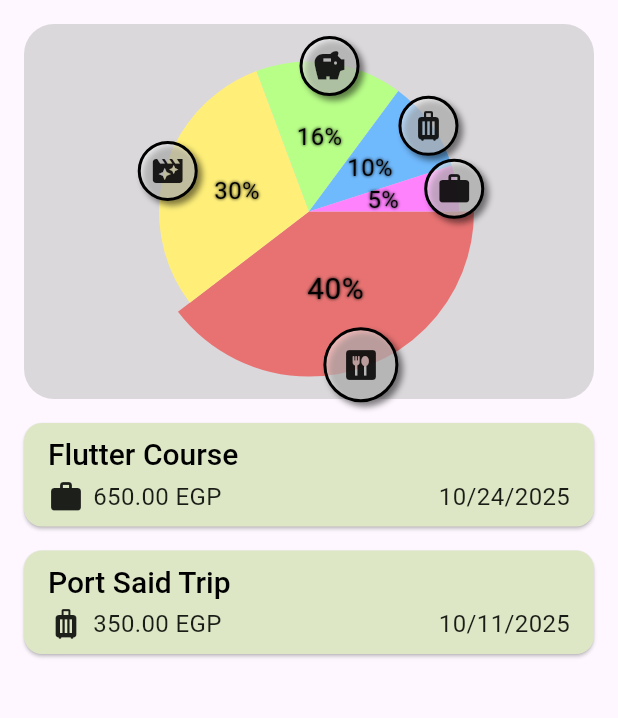
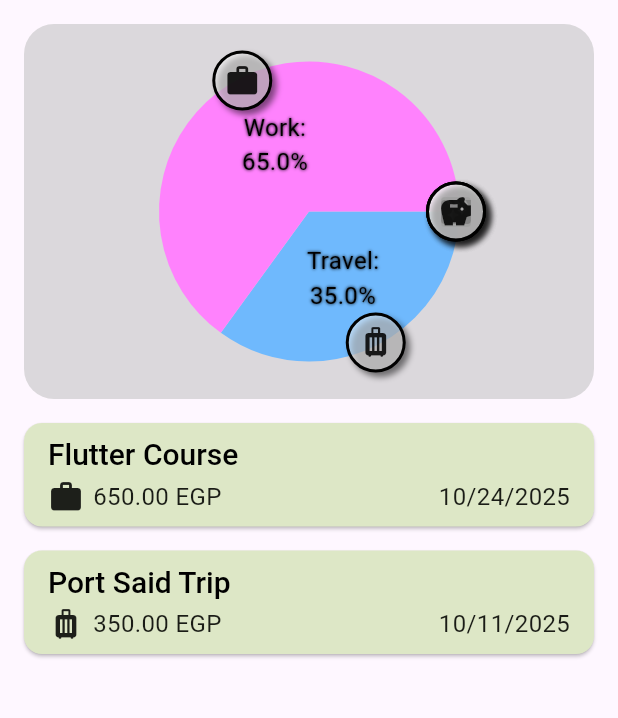
Before and after one commit to RonydaEssam/expense_tracker, a Flutter app: the screen it shows after launch, on a phone screen of 412 x 824 dp, the part 84-802 px from its top. Run offline on Flutter 3.47's test engine with Material 3 defaults, Android fonts, the phone set to English and light mode, and no system bars; drawn by our look-alikes of fl_chart; statements that could not run were skipped.

Commit message:
pie chart connected with the data correctly

```diff
--- a/lib/widgets/chart/pie_chart.dart
+++ b/lib/widgets/chart/pie_chart.dart
@@ -3,7 +3,9 @@ import 'package:flutter/material.dart';
 import 'package:fl_chart/fl_chart.dart';
 
 class ExpensesChart extends StatefulWidget {
-  const ExpensesChart({super.key});
+  const ExpensesChart({super.key, required this.expenses});
+
+  final List<Expense> expenses;
 
   @override
   State<ExpensesChart> createState() {
@@ -12,7 +14,27 @@ class ExpensesChart extends StatefulWidget {
 }
 
 class _ExpensesChartState extends State<ExpensesChart> {
-  int touchedIndex = 0;
+  int touchedIndex = -1;
+
+  List<Expense> get expenses => widget.expenses;
+
+  List<ExpenseBucket> get buckets {
+    return [
+      ExpenseBucket.forCategory(expenses, Category.food),
+      ExpenseBucket.forCategory(expenses, Category.leisure),
+      ExpenseBucket.forCategory(expenses, Category.travel),
+      ExpenseBucket.forCategory(expenses, Category.work),
+      ExpenseBucket.forCategory(expenses, Category.savings),
+    ];
+  }
+
+  double get totalExpenses {
+    double total = 0;
+    for (final bucket in buckets) {
+      total += bucket.totalExpenses;
+    }
+    return total;
+  }
 
   @override
   Widget build(BuildContext context) {
@@ -32,16 +54,17 @@ class _ExpensesChartState extends State<ExpensesChart> {
         child: PieChart(
           PieChartData(
             pieTouchData: PieTouchData(
-              touchCallback: (FlTouchEvent event, PieTouchResponse) {
+              touchCallback:
+                  (FlTouchEvent event, PieTouchResponse? pieTouchResponse) {
                     setState(() {
                       if (!event.isInterestedForInteractions ||
-                      PieTouchResponse == null ||
-                      PieTouchResponse.touchedSection == null) {
+                          pieTouchResponse == null ||
+                          pieTouchResponse.touchedSection == null) {
                         touchedIndex = -1;
                         return;
                       }
                       touchedIndex =
-                      PieTouchResponse.touchedSection!.touchedSectionIndex;
+                          pieTouchResponse.touchedSection!.touchedSectionIndex;
                     });
                   },
             ),
@@ -56,18 +79,45 @@ class _ExpensesChartState extends State<ExpensesChart> {
   }
 
   List<PieChartSectionData> showingSections() {
-    return List.generate(categoryIcons.length, (i) {
+    // Calculate all values ONCE, outside the loop
+    final categories = [
+      Category.food,
+      Category.leisure,
+      Category.savings,
+      Category.travel,
+      Category.work,
+    ];
+
+    final categoryValues = categories.map((category) {
+      return ExpenseBucket.forCategory(expenses, category).totalExpenses;
+    }).toList();
+
+    final total = totalExpenses;
+
+    return List.generate(categories.length, (i) {
       final isTouched = i == touchedIndex;
       final fontSize = isTouched ? 20.0 : 16.0;
       final radius = isTouched ? 110.0 : 100.0;
       final widgetSize = isTouched ? 50.0 : 40.0;
       const shadows = [Shadow(color: Colors.black, blurRadius: 2)];
 
-      return switch (i) {
-        0 => PieChartSectionData(
-          color: const Color.fromARGB(255, 232, 114, 114),
-          value: 40,
-          title: '40%',
+      final category = categories[i];
+      final value = categoryValues[i];
+      final percentage = total > 0 ? (value / total * 100) : 0;
+
+      final categoryNames = ['Food', 'Leisure', 'Savings', 'Travel', 'Work'];
+      final categoryColors = [
+        const Color.fromARGB(255, 232, 114, 114),
+        const Color.fromARGB(255, 255, 239, 121),
+        const Color.fromARGB(255, 184, 255, 136),
+        const Color.fromARGB(255, 111, 185, 253),
+        const Color.fromARGB(255, 255, 130, 253),
+      ];
+
+      return PieChartSectionData(
+        color: categoryColors[i],
+        value: value,
+        title: '${categoryNames[i]}:\n${percentage.toStringAsFixed(1)}%',
         radius: radius,
         titleStyle: TextStyle(
           fontSize: fontSize,
@@ -76,86 +126,12 @@ class _ExpensesChartState extends State<ExpensesChart> {
           shadows: shadows,
         ),
         badgeWidget: _Badge(
-            Icon(categoryIcons[Category.food]),
+          Icon(categoryIcons[category]),
           size: widgetSize,
           borderColor: Colors.black,
         ),
         badgePositionPercentageOffset: .98,
-        ),
-        1 => PieChartSectionData(
-          color: const Color.fromARGB(255, 255, 239, 121),
-          value: 30,
-          title: '30%',
-          radius: radius,
-          titleStyle: TextStyle(
-            fontSize: fontSize,
-            fontWeight: FontWeight.normal,
-            color: Colors.black,
-            shadows: shadows,
-          ),
-          badgeWidget: _Badge(
-            Icon(categoryIcons[Category.leisure]),
-            size: widgetSize,
-            borderColor: Colors.black,
-          ),
-          badgePositionPercentageOffset: .98,
-        ),
-        2 => PieChartSectionData(
-          color: const Color.fromARGB(255, 184, 255, 136),
-          value: 16,
-          title: '16%',
-          radius: radius,
-          titleStyle: TextStyle(
-            fontSize: fontSize,
-            fontWeight: FontWeight.normal,
-            color: Colors.black,
-            shadows: shadows,
-          ),
-          badgeWidget: _Badge(
-            Icon(categoryIcons[Category.savings]),
-            size: widgetSize,
-            borderColor: Colors.black,
-          ),
-          badgePositionPercentageOffset: .98,
-        ),
-        3 => PieChartSectionData(
-          color: const Color.fromARGB(255, 111, 185, 253),
-          value: 10,
-          title: '10%',
-          radius: radius,
-          titleStyle: TextStyle(
-            fontSize: fontSize,
-            fontWeight: FontWeight.normal,
-            color: Colors.black,
-            shadows: shadows,
-          ),
-          badgeWidget: _Badge(
-            Icon(categoryIcons[Category.travel]),
-            size: widgetSize,
-            borderColor: Colors.black,
-          ),
-          badgePositionPercentageOffset: .98,
-        ),
-        4 => PieChartSectionData(
-          color: const Color.fromARGB(255, 255, 130, 253),
-          value: 5,
-          title: '5%',
-          radius: radius,
-          titleStyle: TextStyle(
-            fontSize: fontSize,
-            fontWeight: FontWeight.normal,
-            color: Colors.black,
-            shadows: shadows,
-          ),
-          badgeWidget: _Badge(
-            Icon(categoryIcons[Category.work]),
-            size: widgetSize,
-            borderColor: Colors.black,
-          ),
-          badgePositionPercentageOffset: .98,
-        ),
-        _ => throw StateError('Invalid'),
-      };
+      );
     });
   }
 }
@@ -186,7 +162,7 @@ class _Badge extends StatelessWidget {
         ),
         boxShadow: <BoxShadow>[
           BoxShadow(
-            color: Colors.black.withValues(alpha: .5),
+            color: Colors.black.withValues(alpha: 0.5),
             offset: const Offset(3, 3),
             blurRadius: 3,
           ),
--- a/lib/widgets/expenses.dart
+++ b/lib/widgets/expenses.dart
@@ -93,7 +93,7 @@ class _ExpensesState extends State<Expenses> {
       ),
       body: Column(
         children: [
-          ExpensesChart(),
+          ExpensesChart(expenses: _registeredExpenses),
           Expanded(child: mainContent),
         ],
       ),
```
Lines whose indentation alone changed are shown as unchanged.
